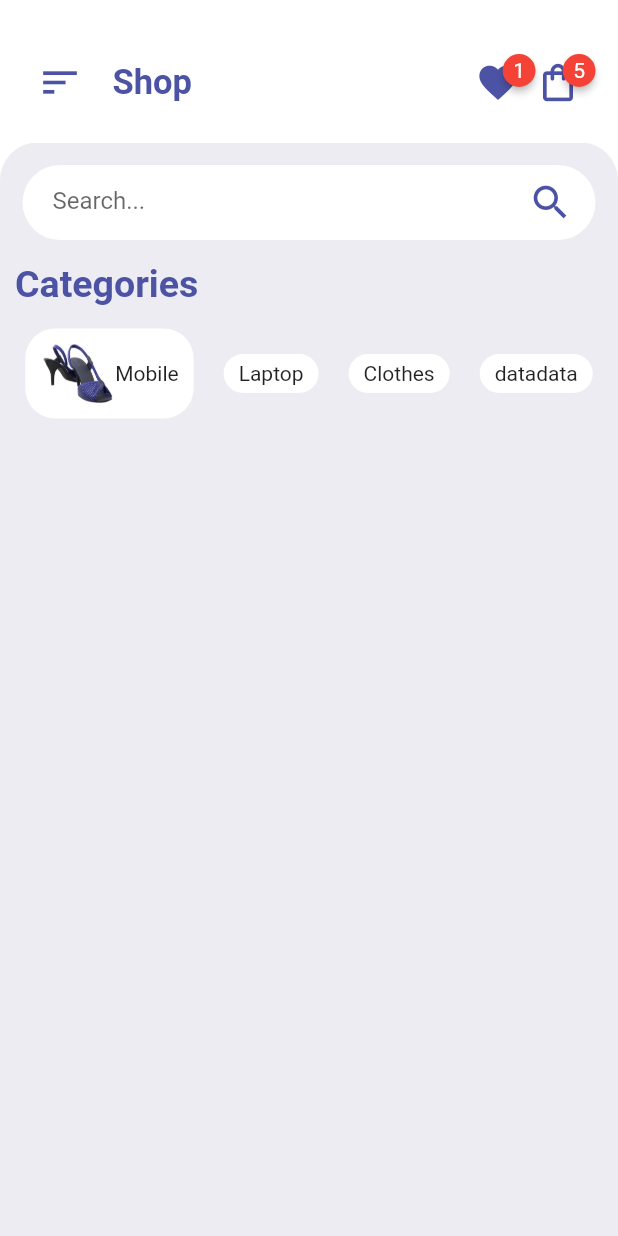
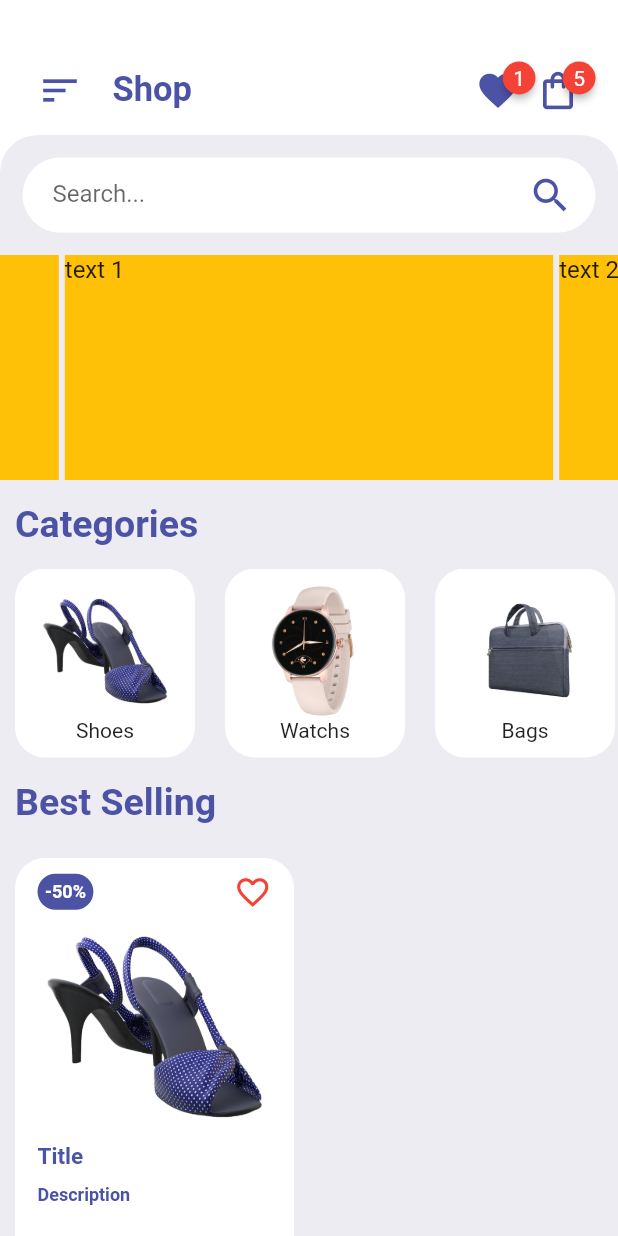
Before and after one commit to MahmoudKafrawy/FlutterEcommerce, a Flutter app: the screen it shows after launch, on a phone screen of 412 x 824 dp. Run offline on Flutter 3.47's test engine with Material 2 defaults, Android fonts, the phone set to English and light mode, and no system bars; drawn by our look-alikes of badges, carousel_slider.

Commit message:
items and carousel

```diff
--- a/lib/pages/HomePage.dart
+++ b/lib/pages/HomePage.dart
@@ -1,5 +1,7 @@
 import 'package:ecommerce/widgets/CategoriesWidget.dart';
 import 'package:ecommerce/widgets/HomeAppBar.dart';
+import 'package:ecommerce/widgets/ItemsWidget.dart';
+import 'package:carousel_slider/carousel_slider.dart';
 import 'package:flutter/material.dart';
 
 class HomePage extends StatelessWidget {
@@ -39,6 +41,7 @@ class HomePage extends StatelessWidget {
                         ),
                         child: Row(
                           children: [
+                            //search
                             Flexible(
                               child: Container(
                                 margin: EdgeInsets.only(left: 5),
@@ -58,11 +61,32 @@ class HomePage extends StatelessWidget {
                           ],
                         ),
                       ),
+                      SizedBox(
+                        height: 15,
+                      ),
+                      CarouselSlider(
+                        options: CarouselOptions(height: 150),
+                        items: [1, 2, 3, 4, 5].map((i) {
+                          return Builder(
+                            builder: (BuildContext context) {
+                              return Container(
+                                  width: MediaQuery.of(context).size.width,
+                                  margin: EdgeInsets.symmetric(horizontal: 2.0),
+                                  decoration:
+                                      BoxDecoration(color: Colors.amber),
+                                  child: Text(
+                                    'text $i',
+                                    style: TextStyle(fontSize: 16.0),
+                                  ));
+                            },
+                          );
+                        }).toList(),
+                      ),
                       Container(
                         alignment: Alignment.centerLeft,
                         margin:
                             EdgeInsets.symmetric(vertical: 15, horizontal: 10),
-                        child: Text(
+                        child: const Text(
                           "Categories",
                           style: TextStyle(
                               fontSize: 25,
@@ -70,7 +94,22 @@ class HomePage extends StatelessWidget {
                               fontWeight: FontWeight.bold),
                         ),
                       ),
-                      CategoriesWidget()
+
+                      //Categories
+                      CategoriesWidget(),
+                      Container(
+                        alignment: Alignment.centerLeft,
+                        margin:
+                            EdgeInsets.symmetric(vertical: 15, horizontal: 10),
+                        child: const Text(
+                          "Best Selling",
+                          style: TextStyle(
+                              fontSize: 25,
+                              color: Color(0xFF4c53a5),
+                              fontWeight: FontWeight.bold),
+                        ),
+                      ),
+                      ItemsWidget()
                     ],
                   ),
                 ),
--- a/lib/widgets/CategoriesWidget.dart
+++ b/lib/widgets/CategoriesWidget.dart
@@ -9,39 +9,48 @@ class CategoriesWidget extends StatelessWidget {
         children: [
           Container(
               margin: EdgeInsets.symmetric(horizontal: 10),
-              padding: EdgeInsets.symmetric(horizontal: 10, vertical: 5),
+              padding: EdgeInsets.symmetric(horizontal: 15, vertical: 10),
               decoration: BoxDecoration(
                   color: Colors.white, borderRadius: BorderRadius.circular(20)),
-              child: Row(
+              child: Column(
                 crossAxisAlignment: CrossAxisAlignment.center,
                 children: [
-                  Image.asset("images/1.png", width: 50, height: 50),
-                  Text("Mobile")
+                  Image.asset("images/1.png", width: 90, height: 90),
+                  Text("Shoes")
                 ],
               )),
           Container(
               margin: EdgeInsets.symmetric(horizontal: 10),
-              padding: EdgeInsets.symmetric(horizontal: 10, vertical: 5),
+              padding: EdgeInsets.symmetric(horizontal: 15, vertical: 10),
               decoration: BoxDecoration(
                   color: Colors.white, borderRadius: BorderRadius.circular(20)),
-              child: Row(
-                children: [Text("Laptop")],
+              child: Column(
+                children: [
+                  Image.asset("images/2.png", width: 90, height: 90),
+                  Text("Watchs")
+                ],
               )),
           Container(
               margin: EdgeInsets.symmetric(horizontal: 10),
-              padding: EdgeInsets.symmetric(horizontal: 10, vertical: 5),
+              padding: EdgeInsets.symmetric(horizontal: 15, vertical: 10),
               decoration: BoxDecoration(
                   color: Colors.white, borderRadius: BorderRadius.circular(20)),
-              child: Row(
-                children: [Text("Clothes")],
+              child: Column(
+                children: [
+                  Image.asset("images/3.png", width: 90, height: 90),
+                  Text("Bags")
+                ],
               )),
           Container(
               margin: EdgeInsets.symmetric(horizontal: 10),
-              padding: EdgeInsets.symmetric(horizontal: 10, vertical: 5),
+              padding: EdgeInsets.symmetric(horizontal: 15, vertical: 10),
               decoration: BoxDecoration(
                   color: Colors.white, borderRadius: BorderRadius.circular(20)),
-              child: Row(
-                children: [Text("data"), Text("data")],
+              child: Column(
+                children: [
+                  Image.asset("images/4.png", width: 90, height: 90),
+                  Text("data"),
+                ],
               ))
         ],
       ),
--- a/lib/widgets/HomeAppBar.dart
+++ b/lib/widgets/HomeAppBar.dart
@@ -6,7 +6,7 @@ class HomeAppBar extends StatelessWidget {
   Widget build(BuildContext context) {
     return Container(
       color: Colors.white,
-      padding: EdgeInsets.all(25),
+      padding: EdgeInsets.only(top: 30, right: 25, left: 25, bottom: 15),
       child: Row(
         children: [
           const Icon(
--- /dev/null
+++ b/lib/widgets/ItemsWidget.dart
@@ -0,0 +1,78 @@
+import 'package:flutter/material.dart';
+
+class ItemsWidget extends StatelessWidget {
+  @override
+  Widget build(BuildContext context) {
+    return GridView.count(
+      childAspectRatio: 0.68,
+      physics: NeverScrollableScrollPhysics(),
+      // crossAxisSpacing: 2,
+      // mainAxisSpacing: 2,
+      crossAxisCount: 2,
+      shrinkWrap: true,
+      children: [
+        Container(
+          padding: EdgeInsets.only(left: 15, right: 15, top: 10),
+          margin: EdgeInsets.symmetric(vertical: 8, horizontal: 10),
+          decoration: BoxDecoration(
+              color: Colors.white, borderRadius: BorderRadius.circular(20)),
+          child: Column(children: [
+            Row(
+              mainAxisAlignment: MainAxisAlignment.spaceBetween,
+              children: [
+                Container(
+                  padding: EdgeInsets.all(5),
+                  decoration: BoxDecoration(
+                      color: Color(0xFF4c53A5),
+                      borderRadius: BorderRadius.circular(20)),
+                  child: Text(
+                    "-50%",
+                    style: TextStyle(
+                        fontSize: 12,
+                        color: Colors.white,
+                        fontWeight: FontWeight.bold),
+                  ),
+                ),
+                Spacer(),
+                Icon(
+                  Icons.favorite_border_outlined,
+                  size: 25,
+                  color: Colors.red,
+                )
+              ],
+            ),
+            InkWell(
+              onTap: () {},
+              child: Container(
+                padding: EdgeInsets.only(top: 10),
+                child: Image.asset("images/1.png"),
+              ),
+            ),
+            Container(
+              padding: EdgeInsets.only(top: 10),
+              alignment: Alignment.centerLeft,
+              child: Text(
+                "Title",
+                style: TextStyle(
+                    fontSize: 15,
+                    fontWeight: FontWeight.bold,
+                    color: Color(0xFF4c53A5)),
+              ),
+            ),
+            Container(
+              padding: EdgeInsets.only(top: 10),
+              alignment: Alignment.centerLeft,
+              child: Text(
+                "Description",
+                style: TextStyle(
+                    fontSize: 12,
+                    fontWeight: FontWeight.bold,
+                    color: Color(0xFF4c53A5)),
+              ),
+            )
+          ]),
+        )
+      ],
+    );
+  }
+}
--- a/pubspec.yaml
+++ b/pubspec.yaml
@@ -30,6 +30,7 @@ dependencies:
   flutter:
     sdk: flutter
   badges: ^2.0.3
+  carousel_slider: ^4.1.1
 
   # The following adds the Cupertino Icons font to your application.
   # Use with the CupertinoIcons class for iOS style icons.
```
Also changed, not shown: pubspec.lock.
